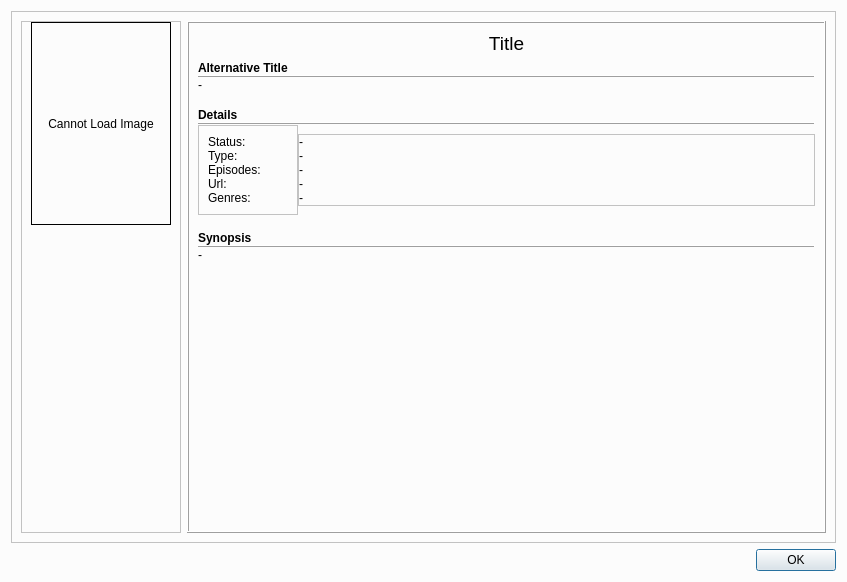
Qt form src/dialog_animeinformation.ui (KasaiDot/Ouroboros) before a commit.
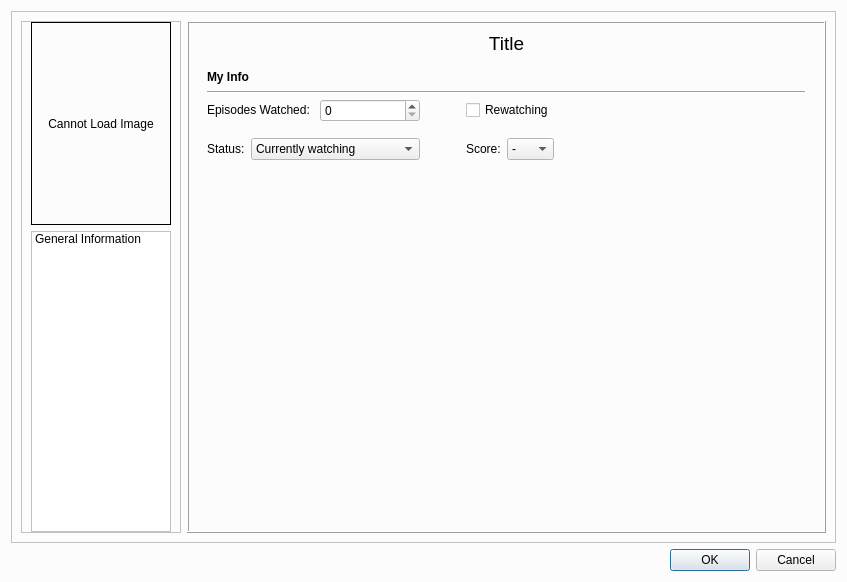
The same form after that commit. The open tabs and pages were chosen to show the change. Icons and pictures are not drawn.

Commit message:
Improved detection and changed anime information dialog
- Users are able to add their own anime titles to be detected for a
certain anime, which will take priority over the main title
- Anime information dialog now shows user information aswell

Patch:
```diff
--- a/src/dialog_animeinformation.ui
+++ b/src/dialog_animeinformation.ui
@@ -135,6 +135,9 @@
          <property name="topMargin">
           <number>0</number>
          </property>
+         <property name="bottomMargin">
+          <number>0</number>
+         </property>
          <item>
           <widget class="QLabel" name="ImageFrame">
            <property name="sizePolicy">
@@ -188,17 +191,55 @@
           </widget>
          </item>
          <item>
-          <spacer name="verticalSpacer_3">
-           <property name="orientation">
-            <enum>Qt::Vertical</enum>
+          <widget class="QListWidget" name="ActionListWidget">
+           <property name="sizePolicy">
+            <sizepolicy hsizetype="Fixed" vsizetype="Expanding">
+             <horstretch>0</horstretch>
+             <verstretch>0</verstretch>
+            </sizepolicy>
            </property>
-           <property name="sizeHint" stdset="0">
+           <property name="minimumSize">
             <size>
-             <width>20</width>
-             <height>40</height>
+             <width>140</width>
+             <height>0</height>
             </size>
            </property>
-          </spacer>
+           <property name="maximumSize">
+            <size>
+             <width>140</width>
+             <height>16777215</height>
+            </size>
+           </property>
+           <property name="horizontalScrollBarPolicy">
+            <enum>Qt::ScrollBarAlwaysOff</enum>
+           </property>
+           <property name="editTriggers">
+            <set>QAbstractItemView::NoEditTriggers</set>
+           </property>
+           <property name="alternatingRowColors">
+            <bool>true</bool>
+           </property>
+           <property name="selectionBehavior">
+            <enum>QAbstractItemView::SelectRows</enum>
+           </property>
+           <property name="viewMode">
+            <enum>QListView::ListMode</enum>
+           </property>
+           <property name="uniformItemSizes">
+            <bool>true</bool>
+           </property>
+           <property name="sortingEnabled">
+            <bool>false</bool>
+           </property>
+           <item>
+            <property name="text">
+             <string>General Information</string>
+            </property>
+            <property name="flags">
+             <set>ItemIsSelectable|ItemIsEnabled</set>
+            </property>
+           </item>
+          </widget>
          </item>
         </layout>
        </widget>
@@ -239,6 +280,13 @@
            </property>
           </widget>
          </item>
+         <item>
+          <widget class="QStackedWidget" name="stackedWidget">
+           <property name="currentIndex">
+            <number>0</number>
+           </property>
+           <widget class="QWidget" name="GeneralInfo">
+            <layout class="QVBoxLayout" name="verticalLayout_2">
          <item>
           <layout class="QVBoxLayout" name="AlternativeTitleLayout">
            <property name="spacing">
@@ -616,6 +664,341 @@
            </item>
           </layout>
          </item>
+             <item>
+              <layout class="QVBoxLayout" name="verticalLayout_7">
+               <item>
+                <widget class="QLabel" name="AlternativeTitleLabel_3">
+                 <property name="sizePolicy">
+                  <sizepolicy hsizetype="Preferred" vsizetype="Fixed">
+                   <horstretch>0</horstretch>
+                   <verstretch>0</verstretch>
+                  </sizepolicy>
+                 </property>
+                 <property name="font">
+                  <font>
+                   <weight>75</weight>
+                   <bold>true</bold>
+                  </font>
+                 </property>
+                 <property name="text">
+                  <string>Recognition</string>
+                 </property>
+                </widget>
+               </item>
+               <item>
+                <widget class="Line" name="AlternativeSplitter_3">
+                 <property name="frameShadow">
+                  <enum>QFrame::Raised</enum>
+                 </property>
+                 <property name="orientation">
+                  <enum>Qt::Horizontal</enum>
+                 </property>
+                </widget>
+               </item>
+               <item>
+                <layout class="QVBoxLayout" name="verticalLayout_6">
+                 <item>
+                  <widget class="QLabel" name="label_9">
+                   <property name="sizePolicy">
+                    <sizepolicy hsizetype="Preferred" vsizetype="Fixed">
+                     <horstretch>0</horstretch>
+                     <verstretch>0</verstretch>
+                    </sizepolicy>
+                   </property>
+                   <property name="text">
+                    <string>Alternate Titles:</string>
+                   </property>
+                  </widget>
+                 </item>
+                 <item>
+                  <widget class="QLineEdit" name="AlternateRecognitionTitles">
+                   <property name="maxLength">
+                    <number>999999999</number>
+                   </property>
+                   <property name="placeholderText">
+                    <string>Enter titles that can be used to recognise this anime here, seperated by a comma. E.g. title,title2</string>
+                   </property>
+                  </widget>
+                 </item>
+                </layout>
+               </item>
+              </layout>
+             </item>
+            </layout>
+           </widget>
+           <widget class="QWidget" name="UserInfo">
+            <layout class="QVBoxLayout" name="verticalLayout_8">
+             <item>
+              <layout class="QVBoxLayout" name="verticalLayout_4">
+               <item>
+                <widget class="QLabel" name="AlternativeTitleLabel_2">
+                 <property name="sizePolicy">
+                  <sizepolicy hsizetype="Preferred" vsizetype="Fixed">
+                   <horstretch>0</horstretch>
+                   <verstretch>0</verstretch>
+                  </sizepolicy>
+                 </property>
+                 <property name="font">
+                  <font>
+                   <weight>75</weight>
+                   <bold>true</bold>
+                  </font>
+                 </property>
+                 <property name="text">
+                  <string>My Info</string>
+                 </property>
+                </widget>
+               </item>
+               <item>
+                <widget class="Line" name="AlternativeSplitter_2">
+                 <property name="frameShadow">
+                  <enum>QFrame::Raised</enum>
+                 </property>
+                 <property name="orientation">
+                  <enum>Qt::Horizontal</enum>
+                 </property>
+                </widget>
+               </item>
+               <item>
+                <layout class="QGridLayout" name="gridLayout">
+                 <item row="2" column="0">
+                  <layout class="QHBoxLayout" name="horizontalLayout_6">
+                   <item>
+                    <widget class="QLabel" name="label_7">
+                     <property name="sizePolicy">
+                      <sizepolicy hsizetype="Fixed" vsizetype="Fixed">
+                       <horstretch>0</horstretch>
+                       <verstretch>0</verstretch>
+                      </sizepolicy>
+                     </property>
+                     <property name="text">
+                      <string>Status:</string>
+                     </property>
+                    </widget>
+                   </item>
+                   <item>
+                    <widget class="QComboBox" name="StatusComboBox">
+                     <item>
+                      <property name="text">
+                       <string>Currently watching</string>
+                      </property>
+                     </item>
+                     <item>
+                      <property name="text">
+                       <string>Completed</string>
+                      </property>
+                     </item>
+                     <item>
+                      <property name="text">
+                       <string>On hold</string>
+                      </property>
+                     </item>
+                     <item>
+                      <property name="text">
+                       <string>Plan to watch</string>
+                      </property>
+                     </item>
+                     <item>
+                      <property name="text">
+                       <string>Dropped</string>
+                      </property>
+                     </item>
+                    </widget>
+                   </item>
+                   <item>
+                    <spacer name="horizontalSpacer_3">
+                     <property name="orientation">
+                      <enum>Qt::Horizontal</enum>
+                     </property>
+                     <property name="sizeType">
+                      <enum>QSizePolicy::Fixed</enum>
+                     </property>
+                     <property name="sizeHint" stdset="0">
+                      <size>
+                       <width>40</width>
+                       <height>20</height>
+                      </size>
+                     </property>
+                    </spacer>
+                   </item>
+                  </layout>
+                 </item>
+                 <item row="2" column="1">
+                  <layout class="QHBoxLayout" name="horizontalLayout_7">
+                   <item>
+                    <widget class="QLabel" name="label_8">
+                     <property name="sizePolicy">
+                      <sizepolicy hsizetype="Fixed" vsizetype="Fixed">
+                       <horstretch>0</horstretch>
+                       <verstretch>0</verstretch>
+                      </sizepolicy>
+                     </property>
+                     <property name="text">
+                      <string>Score:</string>
+                     </property>
+                    </widget>
+                   </item>
+                   <item>
+                    <widget class="QComboBox" name="ScoreComboBox">
+                     <item>
+                      <property name="text">
+                       <string>-</string>
+                      </property>
+                     </item>
+                     <item>
+                      <property name="text">
+                       <string>0.5</string>
+                      </property>
+                     </item>
+                     <item>
+                      <property name="text">
+                       <string>1.0</string>
+                      </property>
+                     </item>
+                     <item>
+                      <property name="text">
+                       <string>1.5</string>
+                      </property>
+                     </item>
+                     <item>
+                      <property name="text">
+                       <string>2.0</string>
+                      </property>
+                     </item>
+                     <item>
+                      <property name="text">
+                       <string>2.5</string>
+                      </property>
+                     </item>
+                     <item>
+                      <property name="text">
+                       <string>3.0</string>
+                      </property>
+                     </item>
+                     <item>
+                      <property name="text">
+                       <string>3.5</string>
+                      </property>
+                     </item>
+                     <item>
+                      <property name="text">
+                       <string>4.0</string>
+                      </property>
+                     </item>
+                     <item>
+                      <property name="text">
+                       <string>4.5</string>
+                      </property>
+                     </item>
+                     <item>
+                      <property name="text">
+                       <string>5.0</string>
+                      </property>
+                     </item>
+                    </widget>
+                   </item>
+                  </layout>
+                 </item>
+                 <item row="0" column="0">
+                  <layout class="QHBoxLayout" name="horizontalLayout_3">
+                   <item>
+                    <widget class="QLabel" name="label_6">
+                     <property name="sizePolicy">
+                      <sizepolicy hsizetype="Fixed" vsizetype="Fixed">
+                       <horstretch>0</horstretch>
+                       <verstretch>0</verstretch>
+                      </sizepolicy>
+                     </property>
+                     <property name="text">
+                      <string>Episodes Watched: </string>
+                     </property>
+                    </widget>
+                   </item>
+                   <item>
+                    <widget class="QSpinBox" name="EpisodeSpinBox">
+                     <property name="sizePolicy">
+                      <sizepolicy hsizetype="Expanding" vsizetype="Fixed">
+                       <horstretch>0</horstretch>
+                       <verstretch>0</verstretch>
+                      </sizepolicy>
+                     </property>
+                    </widget>
+                   </item>
+                   <item>
+                    <spacer name="horizontalSpacer">
+                     <property name="orientation">
+                      <enum>Qt::Horizontal</enum>
+                     </property>
+                     <property name="sizeType">
+                      <enum>QSizePolicy::Fixed</enum>
+                     </property>
+                     <property name="sizeHint" stdset="0">
+                      <size>
+                       <width>40</width>
+                       <height>20</height>
+                      </size>
+                     </property>
+                    </spacer>
+                   </item>
+                  </layout>
+                 </item>
+                 <item row="0" column="1">
+                  <widget class="QCheckBox" name="RewatchingCheckBox">
+                   <property name="text">
+                    <string>Rewatching</string>
+                   </property>
+                  </widget>
+                 </item>
+                 <item row="0" column="2">
+                  <spacer name="horizontalSpacer_2">
+                   <property name="orientation">
+                    <enum>Qt::Horizontal</enum>
+                   </property>
+                   <property name="sizeHint" stdset="0">
+                    <size>
+                     <width>40</width>
+                     <height>20</height>
+                    </size>
+                   </property>
+                  </spacer>
+                 </item>
+                 <item row="1" column="0">
+                  <spacer name="verticalSpacer_5">
+                   <property name="orientation">
+                    <enum>Qt::Vertical</enum>
+                   </property>
+                   <property name="sizeType">
+                    <enum>QSizePolicy::Fixed</enum>
+                   </property>
+                   <property name="sizeHint" stdset="0">
+                    <size>
+                     <width>10</width>
+                     <height>10</height>
+                    </size>
+                   </property>
+                  </spacer>
+                 </item>
+                </layout>
+               </item>
+              </layout>
+             </item>
+             <item>
+              <spacer name="verticalSpacer_3">
+               <property name="orientation">
+                <enum>Qt::Vertical</enum>
+               </property>
+               <property name="sizeHint" stdset="0">
+                <size>
+                 <width>20</width>
+                 <height>40</height>
+                </size>
+               </property>
+              </spacer>
+             </item>
+            </layout>
+           </widget>
+          </widget>
+         </item>
         </layout>
        </widget>
       </item>
@@ -628,7 +1011,7 @@
       <enum>Qt::Horizontal</enum>
      </property>
      <property name="standardButtons">
-      <set>QDialogButtonBox::Ok</set>
+      <set>QDialogButtonBox::Cancel|QDialogButtonBox::Ok</set>
      </property>
     </widget>
    </item>
```
Left out of the diff: 5 changed lines with no effect on the pictures. Lines whose indentation alone changed are shown as unchanged. The commit also changes 13 other files.
